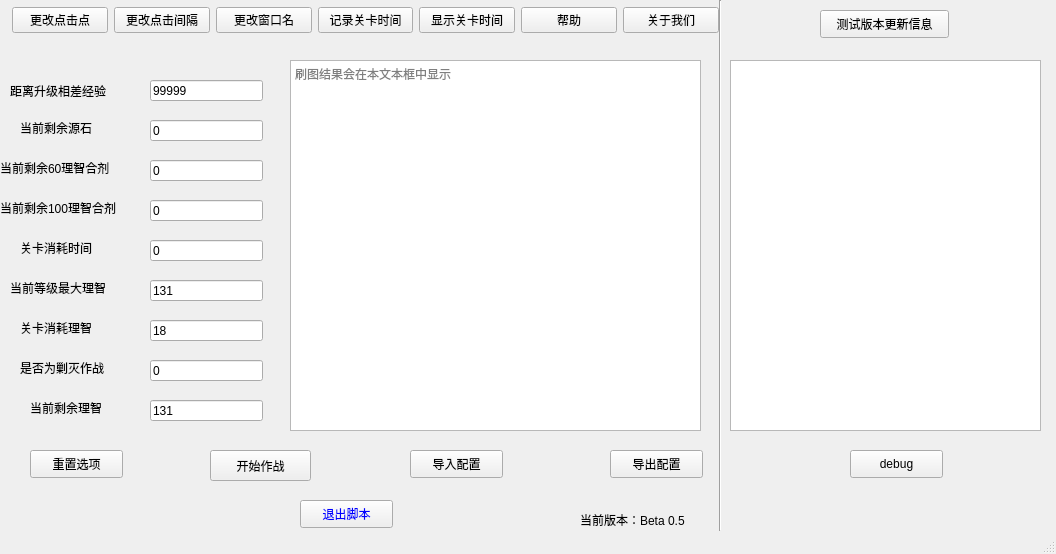
Above: mainwindow.ui from cppIdiot/akscript before the change. Below: the same form after it.
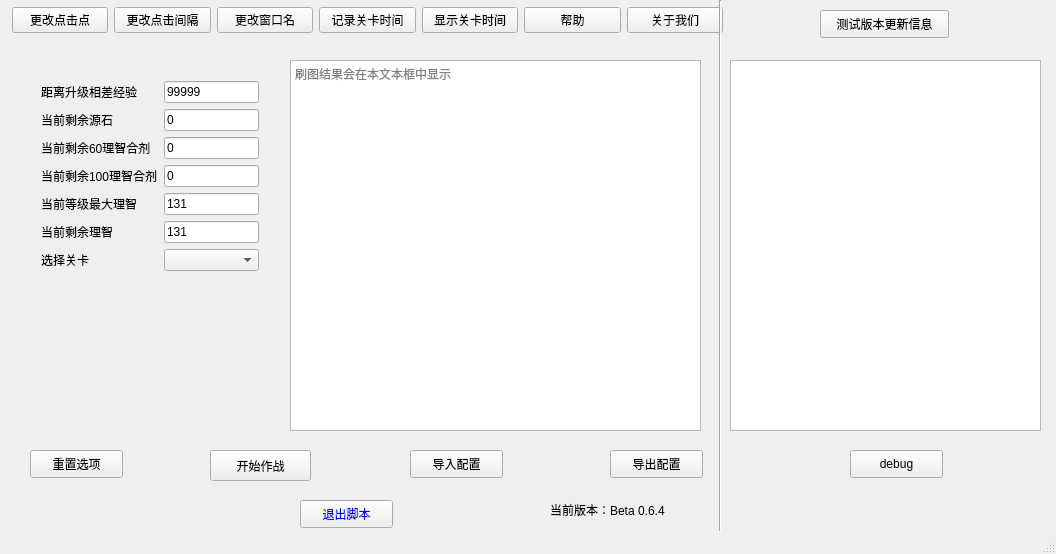
That is the form after the change. Icons and pictures are not drawn.

What changed in the file:
```diff
--- a/mainwindow.ui
+++ b/mainwindow.ui
@@ -24,151 +24,6 @@
    <bool>false</bool>
   </property>
   <widget class="QWidget" name="centralWidget">
-   <widget class="QLabel" name="User_exp">
-    <property name="geometry">
-     <rect>
-      <x>10</x>
-      <y>80</y>
-      <width>121</width>
-      <height>21</height>
-     </rect>
-    </property>
-    <property name="text">
-     <string>距离升级相差经验</string>
-    </property>
-   </widget>
-   <widget class="QLineEdit" name="User_exp_label">
-    <property name="geometry">
-     <rect>
-      <x>150</x>
-      <y>80</y>
-      <width>113</width>
-      <height>21</height>
-     </rect>
-    </property>
-    <property name="styleSheet">
-     <string notr="true">font: 63 9pt &quot;Bahnschrift SemiBold&quot;;</string>
-    </property>
-    <property name="text">
-     <string>99999</string>
-    </property>
-   </widget>
-   <widget class="QLabel" name="User_stone">
-    <property name="geometry">
-     <rect>
-      <x>20</x>
-      <y>120</y>
-      <width>111</width>
-      <height>16</height>
-     </rect>
-    </property>
-    <property name="text">
-     <string>当前剩余源石</string>
-    </property>
-   </widget>
-   <widget class="QLineEdit" name="User_stone_label">
-    <property name="geometry">
-     <rect>
-      <x>150</x>
-      <y>120</y>
-      <width>113</width>
-      <height>21</height>
-     </rect>
-    </property>
-    <property name="styleSheet">
-     <string notr="true">font: 63 9pt &quot;Bahnschrift SemiBold&quot;;</string>
-    </property>
-    <property name="text">
-     <string>0</string>
-    </property>
-   </widget>
-   <widget class="QLabel" name="User_60">
-    <property name="geometry">
-     <rect>
-      <x>0</x>
-      <y>160</y>
-      <width>141</width>
-      <height>16</height>
-     </rect>
-    </property>
-    <property name="text">
-     <string>当前剩余60理智合剂</string>
-    </property>
-   </widget>
-   <widget class="QLineEdit" name="User_60_label">
-    <property name="geometry">
-     <rect>
-      <x>150</x>
-      <y>160</y>
-      <width>113</width>
-      <height>21</height>
-     </rect>
-    </property>
-    <property name="styleSheet">
-     <string notr="true">font: 63 9pt &quot;Bahnschrift SemiBold&quot;;</string>
-    </property>
-    <property name="text">
-     <string>0</string>
-    </property>
-   </widget>
-   <widget class="QLineEdit" name="User_100_label">
-    <property name="geometry">
-     <rect>
-      <x>150</x>
-      <y>200</y>
-      <width>113</width>
-      <height>21</height>
-     </rect>
-    </property>
-    <property name="styleSheet">
-     <string notr="true">font: 63 9pt &quot;Bahnschrift SemiBold&quot;;</string>
-    </property>
-    <property name="text">
-     <string>0</string>
-    </property>
-   </widget>
-   <widget class="QLabel" name="User_100">
-    <property name="geometry">
-     <rect>
-      <x>0</x>
-      <y>200</y>
-      <width>151</width>
-      <height>16</height>
-     </rect>
-    </property>
-    <property name="text">
-     <string>当前剩余100理智合剂</string>
-    </property>
-   </widget>
-   <widget class="QLabel" name="User_costime">
-    <property name="geometry">
-     <rect>
-      <x>20</x>
-      <y>240</y>
-      <width>101</width>
-      <height>16</height>
-     </rect>
-    </property>
-    <property name="text">
-     <string>关卡消耗时间</string>
-    </property>
-   </widget>
-   <widget class="QLineEdit" name="User_costime_label">
-    <property name="geometry">
-     <rect>
-      <x>150</x>
-      <y>240</y>
-      <width>113</width>
-      <height>21</height>
-     </rect>
-    </property>
-    <property name="styleSheet">
-     <string notr="true">font: 63 9pt &quot;Bahnschrift SemiBold&quot;;</string>
-    </property>
-    <property name="text">
-     <string>0</string>
-    </property>
-   </widget>
    <widget class="QTextBrowser" name="result_textarea">
     <property name="geometry">
      <rect>
@@ -182,93 +37,6 @@
      <string>刷图结果会在本文本框中显示</string>
     </property>
    </widget>
-   <widget class="QLabel" name="User_maxheal">
-    <property name="geometry">
-     <rect>
-      <x>10</x>
-      <y>280</y>
-      <width>121</width>
-      <height>16</height>
-     </rect>
-    </property>
-    <property name="text">
-     <string>当前等级最大理智</string>
-    </property>
-   </widget>
-   <widget class="QLineEdit" name="User_maxheal_label">
-    <property name="geometry">
-     <rect>
-      <x>150</x>
-      <y>280</y>
-      <width>113</width>
-      <height>21</height>
-     </rect>
-    </property>
-    <property name="styleSheet">
-     <string notr="true">font: 63 9pt &quot;Bahnschrift SemiBold&quot;;</string>
-    </property>
-    <property name="text">
-     <string>131</string>
-    </property>
-   </widget>
-   <widget class="QLabel" name="User_costheal">
-    <property name="geometry">
-     <rect>
-      <x>20</x>
-      <y>320</y>
-      <width>91</width>
-      <height>16</height>
-     </rect>
-    </property>
-    <property name="text">
-     <string>关卡消耗理智</string>
-    </property>
-   </widget>
-   <widget class="QLineEdit" name="User_costheal_label">
-    <property name="geometry">
-     <rect>
-      <x>150</x>
-      <y>320</y>
-      <width>113</width>
-      <height>21</height>
-     </rect>
-    </property>
-    <property name="styleSheet">
-     <string notr="true">font: 63 9pt &quot;Bahnschrift SemiBold&quot;;</string>
-    </property>
-    <property name="text">
-     <string>18</string>
-    </property>
-   </widget>
-   <widget class="QLabel" name="ISMO">
-    <property name="geometry">
-     <rect>
-      <x>20</x>
-      <y>360</y>
-      <width>111</width>
-      <height>16</height>
-     </rect>
-    </property>
-    <property name="text">
-     <string>是否为剿灭作战</string>
-    </property>
-   </widget>
-   <widget class="QLineEdit" name="ISMO_label">
-    <property name="geometry">
-     <rect>
-      <x>150</x>
-      <y>360</y>
-      <width>113</width>
-      <height>21</height>
-     </rect>
-    </property>
-    <property name="styleSheet">
-     <string notr="true">font: 63 9pt &quot;Bahnschrift SemiBold&quot;;</string>
-    </property>
-    <property name="text">
-     <string>0</string>
-    </property>
-   </widget>
    <widget class="QPushButton" name="start">
     <property name="geometry">
      <rect>
@@ -324,14 +92,14 @@
    <widget class="QLabel" name="version">
     <property name="geometry">
      <rect>
-      <x>580</x>
-      <y>510</y>
-      <width>141</width>
+      <x>550</x>
+      <y>500</y>
+      <width>161</width>
       <height>20</height>
      </rect>
     </property>
     <property name="text">
-     <string>当前版本：Beta 0.5</string>
+     <string>当前版本：Beta 0.6.4</string>
     </property>
    </widget>
    <widget class="QPushButton" name="Exit">
@@ -350,41 +118,12 @@
      <string>退出脚本</string>
     </property>
    </widget>
-   <widget class="QLabel" name="label">
-    <property name="geometry">
-     <rect>
-      <x>30</x>
-      <y>400</y>
-      <width>91</width>
-      <height>16</height>
-     </rect>
-    </property>
-    <property name="text">
-     <string>当前剩余理智</string>
-    </property>
-   </widget>
-   <widget class="QLineEdit" name="User_leftheal_label">
-    <property name="geometry">
-     <rect>
-      <x>150</x>
-      <y>400</y>
-      <width>113</width>
-      <height>21</height>
-     </rect>
-    </property>
-    <property name="styleSheet">
-     <string notr="true">font: 63 9pt &quot;Bahnschrift SemiBold&quot;;</string>
-    </property>
-    <property name="text">
-     <string>131</string>
-    </property>
-   </widget>
    <widget class="QWidget" name="horizontalLayoutWidget">
     <property name="geometry">
      <rect>
       <x>10</x>
       <y>0</y>
-      <width>711</width>
+      <width>715</width>
       <height>41</height>
      </rect>
     </property>
@@ -501,6 +240,130 @@
      <enum>Qt::Vertical</enum>
     </property>
    </widget>
+   <widget class="QWidget" name="formLayoutWidget">
+    <property name="geometry">
+     <rect>
+      <x>30</x>
+      <y>70</y>
+      <width>240</width>
+      <height>331</height>
+     </rect>
+    </property>
+    <layout class="QFormLayout" name="formLayout">
+     <item row="0" column="0">
+      <widget class="QLabel" name="User_exp">
+       <property name="text">
+        <string>距离升级相差经验</string>
+       </property>
+      </widget>
+     </item>
+     <item row="1" column="0">
+      <widget class="QLabel" name="User_stone">
+       <property name="text">
+        <string>当前剩余源石</string>
+       </property>
+      </widget>
+     </item>
+     <item row="2" column="0">
+      <widget class="QLabel" name="User_60">
+       <property name="text">
+        <string>当前剩余60理智合剂</string>
+       </property>
+      </widget>
+     </item>
+     <item row="3" column="0">
+      <widget class="QLabel" name="User_100">
+       <property name="text">
+        <string>当前剩余100理智合剂</string>
+       </property>
+      </widget>
+     </item>
+     <item row="4" column="0">
+      <widget class="QLabel" name="User_maxheal">
+       <property name="text">
+        <string>当前等级最大理智</string>
+       </property>
+      </widget>
+     </item>
+     <item row="5" column="0">
+      <widget class="QLabel" name="label">
+       <property name="text">
+        <string>当前剩余理智</string>
+       </property>
+      </widget>
+     </item>
+     <item row="0" column="1">
+      <widget class="QLineEdit" name="User_exp_label">
+       <property name="styleSheet">
+        <string notr="true">font: 63 9pt &quot;Bahnschrift SemiBold&quot;;</string>
+       </property>
+       <property name="text">
+        <string>99999</string>
+       </property>
+      </widget>
+     </item>
+     <item row="1" column="1">
+      <widget class="QLineEdit" name="User_stone_label">
+       <property name="styleSheet">
+        <string notr="true">font: 63 9pt &quot;Bahnschrift SemiBold&quot;;</string>
+       </property>
+       <property name="text">
+        <string>0</string>
+       </property>
+      </widget>
+     </item>
+     <item row="2" column="1">
+      <widget class="QLineEdit" name="User_60_label">
+       <property name="styleSheet">
+        <string notr="true">font: 63 9pt &quot;Bahnschrift SemiBold&quot;;</string>
+       </property>
+       <property name="text">
+        <string>0</string>
+       </property>
+      </widget>
+     </item>
+     <item row="3" column="1">
+      <widget class="QLineEdit" name="User_100_label">
+       <property name="styleSheet">
+        <string notr="true">font: 63 9pt &quot;Bahnschrift SemiBold&quot;;</string>
+       </property>
+       <property name="text">
+        <string>0</string>
+       </property>
+      </widget>
+     </item>
+     <item row="4" column="1">
+      <widget class="QLineEdit" name="User_maxheal_label">
+       <property name="styleSheet">
+        <string notr="true">font: 63 9pt &quot;Bahnschrift SemiBold&quot;;</string>
+       </property>
+       <property name="text">
+        <string>131</string>
+       </property>
+      </widget>
+     </item>
+     <item row="5" column="1">
+      <widget class="QLineEdit" name="User_leftheal_label">
+       <property name="styleSheet">
+        <string notr="true">font: 63 9pt &quot;Bahnschrift SemiBold&quot;;</string>
+       </property>
+       <property name="text">
+        <string>131</string>
+       </property>
+      </widget>
+     </item>
+     <item row="6" column="0">
+      <widget class="QLabel" name="label_2">
+       <property name="text">
+        <string>选择关卡</string>
+       </property>
+      </widget>
+     </item>
+     <item row="6" column="1">
+      <widget class="QComboBox" name="selectLevevl"/>
+     </item>
+    </layout>
+   </widget>
   </widget>
   <widget class="QStatusBar" name="statusBar"/>
   <action name="pixel">
```
